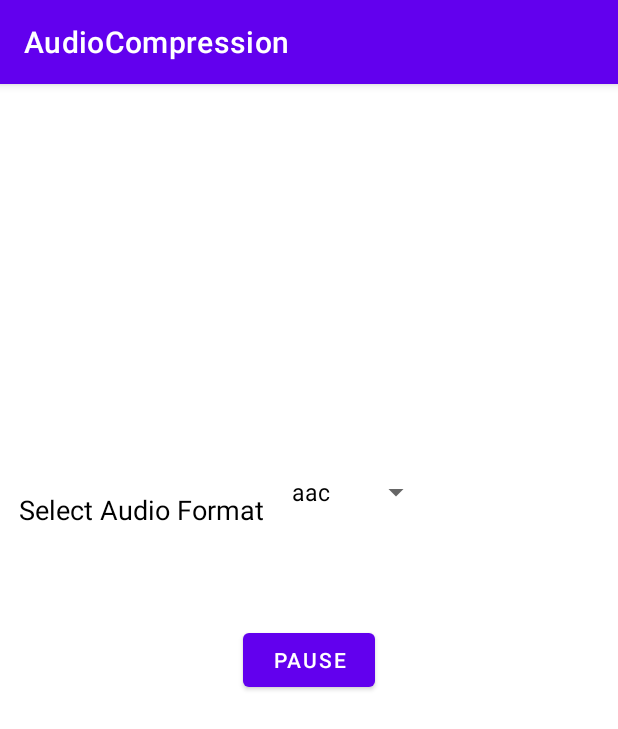
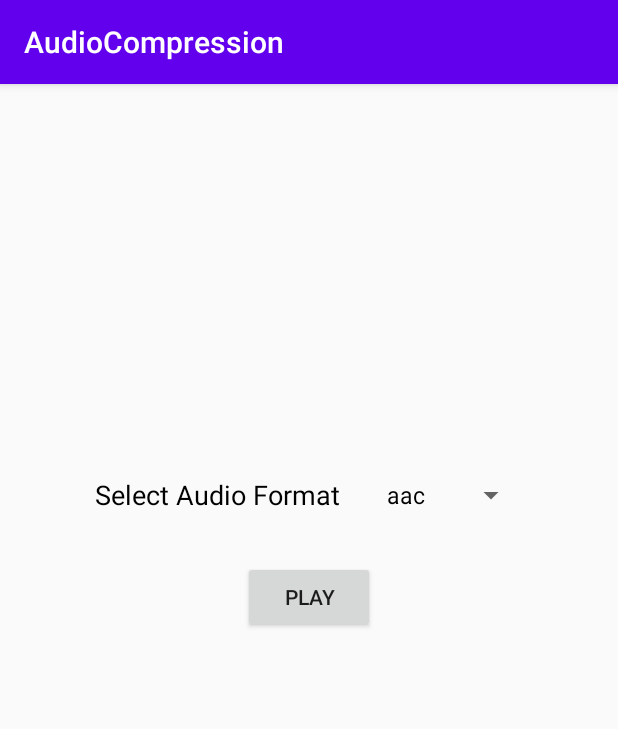
Before and after one commit to azeiee777/AudioForamtsWithDropDown, an Android app: the screen it shows after launch (MainActivity), after a tap on "PAUSE", on a phone screen of 412 x 824 dp. Shown: the top 729 px of the screen. Run offline under Robolectric (Android 15) with nearby library versions, the phone set to English and light mode, and no system bars; 2 other taps on this screen came first.

Commit message:
implemented audio format with dropdown

```diff
--- a/app/src/main/AndroidManifest.xml
+++ b/app/src/main/AndroidManifest.xml
@@ -9,7 +9,8 @@
         android:roundIcon="@mipmap/ic_launcher_round"
         android:supportsRtl="true"
         android:theme="@style/Theme.AudioCompression">
-        <activity android:name=".MainActivity">
+        <activity android:name=".MainActivity"
+            android:screenOrientation="portrait">
             <intent-filter>
                 <action android:name="android.intent.action.MAIN" />
 
--- a/app/src/main/java/com/azeiee/audiocompression/MainActivity.java
+++ b/app/src/main/java/com/azeiee/audiocompression/MainActivity.java
@@ -27,11 +27,9 @@ public class MainActivity extends AppCompatActivity implements AdapterView.OnIte
         setContentView(R.layout.activity_main);
         initViews();
         setDropdown();
-       // mediaPlayer = MediaPlayer.create(this, R.raw.welcome_mp3);
         buttonPlay.setOnClickListener(new View.OnClickListener() {
             @Override
             public void onClick(View view) {
-                Toast.makeText(MainActivity.this, "Button Clicked", Toast.LENGTH_SHORT).show();
                 handleButton(sound);
             }
         });
@@ -39,21 +37,46 @@ public class MainActivity extends AppCompatActivity implements AdapterView.OnIte
 
     @Override
     public void onItemSelected(AdapterView<?> adapterView, View view, int position, long l) {
-
         switch (position) {
             case 0:
-                //setResource(R.raw.beep);
-                sound = R.raw.beep;
-                Toast.makeText(this, "aac", Toast.LENGTH_SHORT).show();
+                sound = R.raw.welcome_aac;
+                releaseMediaPlayer();
+                setResource(sound);
                 break;
             case 1:
-               // setResource(R.raw.description_selection_none_impairment_hindi);
-                sound = R.raw.welcome_aac;
-                Toast.makeText(this, "amr", Toast.LENGTH_SHORT).show();
+                sound = R.raw.welcome_amr;
+                releaseMediaPlayer();
+                setResource(sound);
                 break;
             case 2:
-                sound = R.raw.welcome_aac;
-                Toast.makeText(this, "flac", Toast.LENGTH_SHORT).show();
+                sound = R.raw.welcome_flac;
+                releaseMediaPlayer();
+                setResource(sound);
+                break;
+            case 3:
+                sound = R.raw.welcome_mid;
+                releaseMediaPlayer();
+                setResource(sound);
+                break;
+            case 4:
+                sound = R.raw.welcome_mp3;
+                releaseMediaPlayer();
+                setResource(sound);
+                break;
+            case 5:
+                sound = R.raw.welcome_ogg;
+                releaseMediaPlayer();
+                setResource(sound);
+                break;
+            case 6:
+                sound = R.raw.welcome_opus;
+                releaseMediaPlayer();
+                setResource(sound);
+                break;
+            case 7:
+                sound = R.raw.welcome_wav;
+                releaseMediaPlayer();
+                setResource(sound);
                 break;
             default:
 
@@ -79,32 +102,19 @@ public class MainActivity extends AppCompatActivity implements AdapterView.OnIte
     }
 
     private void handleButton(int sound) {
-      /*  if (mediaPlayer != null) {
-            if (!mediaPlayer.isPlaying()) {
-                mediaPlayer.start();
-                buttonPlay.setText("Pause");
-            } else {
-                mediaPlayer.pause();
-                buttonPlay.setText("Play");
-            }
-            mediaPlayer.setOnCompletionListener(new MediaPlayer.OnCompletionListener() {
-                @Override
-                public void onCompletion(MediaPlayer mp) {
-                    // TODO Auto-generated method stub
-                    buttonPlay.setText("Play");
-                    Toast.makeText(MainActivity.this, "Audio completed", Toast.LENGTH_SHORT).show();
-                }
-            });
-        }else{
-            setResource(sound);
-            handleButton(sound);
-        }*/
-        setResource(sound);
+        //setResource(sound);
         playSound(sound);
     }
 
+    private void setResource(int sound) {
+        if (mediaPlayer != null) {
+            releaseMediaPlayer();
+        }
+        mediaPlayer = MediaPlayer.create(this, sound);
+    }
+
     private void playSound(int sound) {
-        if(mediaPlayer == null ){
+        if (mediaPlayer == null) {
             setResource(sound);
         }
         if (!mediaPlayer.isPlaying()) {
@@ -124,19 +134,13 @@ public class MainActivity extends AppCompatActivity implements AdapterView.OnIte
         });
     }
 
-    private void setResource(int sound) {
+    private void releaseMediaPlayer() {
         if (mediaPlayer != null) {
-           releaseMediaPlayer();
-        }
-        mediaPlayer= MediaPlayer.create(this, sound);
-    }
-
-    private void releaseMediaPlayer(){
-        if(mediaPlayer != null){
             mediaPlayer.stop();
-            mediaPlayer.release();
+            //mediaPlayer.release();
             mediaPlayer = null;
         }
+        buttonPlay.setText("Play");
     }
 
 }
--- a/app/src/main/res/layout/activity_main.xml
+++ b/app/src/main/res/layout/activity_main.xml
@@ -1,11 +1,36 @@
 <?xml version="1.0" encoding="utf-8"?>
-<androidx.constraintlayout.widget.ConstraintLayout xmlns:android="http://schemas.android.com/apk/res/android"
-    xmlns:app="http://schemas.android.com/apk/res-auto"
+<RelativeLayout xmlns:android="http://schemas.android.com/apk/res/android"
     xmlns:tools="http://schemas.android.com/tools"
     android:layout_width="match_parent"
     android:layout_height="match_parent"
     android:orientation="vertical"
     tools:context=".MainActivity">
+
+    <LinearLayout
+        android:id="@+id/linearLayout"
+        android:layout_width="wrap_content"
+        android:layout_height="wrap_content"
+        android:layout_marginTop="250dp"
+        android:gravity="center"
+        android:layout_centerHorizontal="true"
+        android:orientation="horizontal">
+
+        <TextView
+            android:id="@+id/textView"
+            android:layout_width="wrap_content"
+            android:layout_height="wrap_content"
+            android:padding="3dp"
+            android:layout_marginRight="10dp"
+            android:text="Select Audio Format"
+            android:textColor="@color/black"
+            android:textSize="18sp" />
+
+        <Spinner
+            android:id="@+id/spinner"
+            android:layout_width="wrap_content"
+            android:layout_height="wrap_content"
+            android:layout_marginLeft="10dp"/>
+    </LinearLayout>
 
     <Button
         android:id="@+id/btnPlay"
@@ -13,32 +38,9 @@
         android:layout_height="wrap_content"
         android:gravity="center"
         android:text="Play"
-        app:layout_constraintBottom_toBottomOf="parent"
-        app:layout_constraintEnd_toEndOf="parent"
-        app:layout_constraintStart_toStartOf="parent"
-        app:layout_constraintTop_toTopOf="parent" />
+        android:layout_marginTop="20dp"
+        android:layout_centerHorizontal="true"
+        android:layout_below="@+id/linearLayout"/>
 
-    <Spinner
-        android:id="@+id/spinner"
-        android:layout_width="wrap_content"
-        android:layout_height="wrap_content"
-        android:layout_marginEnd="124dp"
-        android:layout_marginBottom="64dp"
-        app:layout_constraintBottom_toTopOf="@+id/btnPlay"
-        app:layout_constraintEnd_toEndOf="parent" />
 
-    <TextView
-        android:id="@+id/textView"
-        android:layout_width="wrap_content"
-        android:layout_height="wrap_content"
-        android:text="Select Audio Format"
-        android:textSize="18sp"
-        android:textColor="@color/black"
-        app:layout_constraintBottom_toBottomOf="@+id/spinner"
-        app:layout_constraintEnd_toStartOf="@+id/spinner"
-        app:layout_constraintHorizontal_bias="0.54"
-        app:layout_constraintStart_toStartOf="parent"
-        app:layout_constraintTop_toTopOf="@+id/spinner"
-        app:layout_constraintVertical_bias="1.0" />
-
-</androidx.constraintlayout.widget.ConstraintLayout>
+</RelativeLayout>
--- a/app/src/main/res/values-night/themes.xml
+++ b/app/src/main/res/values-night/themes.xml
@@ -1,6 +1,6 @@
 <resources xmlns:tools="http://schemas.android.com/tools">
     <!-- Base application theme. -->
-    <style name="Theme.AudioCompression" parent="Theme.MaterialComponents.DayNight.DarkActionBar">
+    <style name="Theme.AudioCompression" parent="Theme.AppCompat.Light.DarkActionBar">
         <!-- Primary brand color. -->
         <item name="colorPrimary">@color/purple_200</item>
         <item name="colorPrimaryVariant">@color/purple_700</item>
--- a/app/src/main/res/values/themes.xml
+++ b/app/src/main/res/values/themes.xml
@@ -1,6 +1,6 @@
 <resources xmlns:tools="http://schemas.android.com/tools">
     <!-- Base application theme. -->
-    <style name="Theme.AudioCompression" parent="Theme.MaterialComponents.DayNight.DarkActionBar">
+    <style name="Theme.AudioCompression" parent="Theme.AppCompat.Light.DarkActionBar">
         <!-- Primary brand color. -->
         <item name="colorPrimary">@color/purple_500</item>
         <item name="colorPrimaryVariant">@color/purple_700</item>
```
